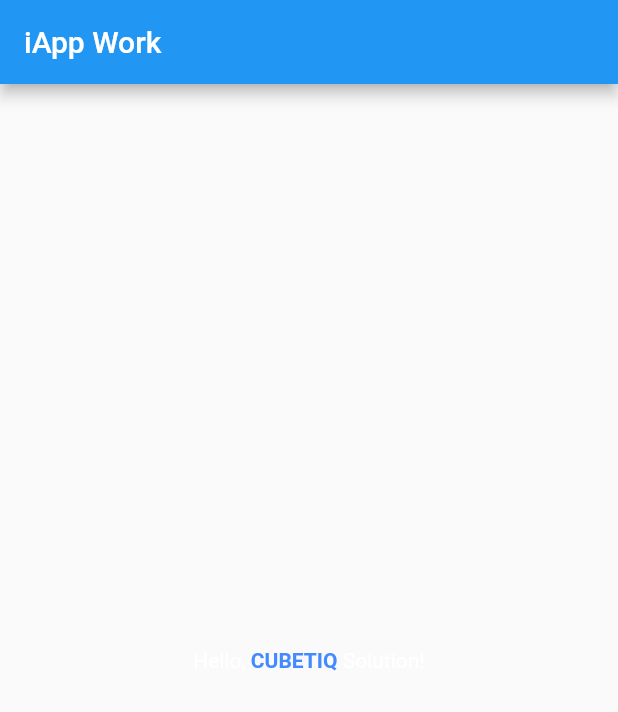
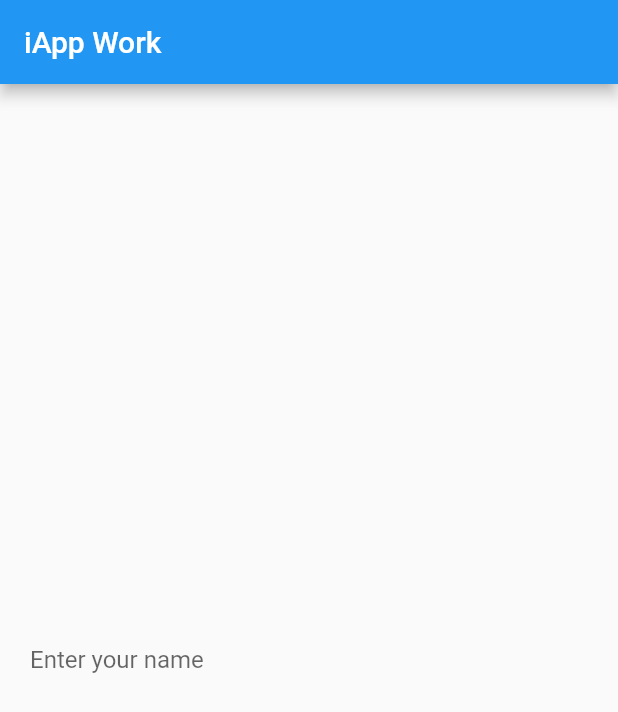
Before and after one commit to CUBETIQ/flutter-classrom-iapp, a Flutter app: the screen it shows after launch, on a phone screen of 412 x 824 dp. Shown: the top 712 px of the screen. Run offline on Flutter 3.47's test engine with Material 2 defaults, Android fonts, the phone set to English and light mode, and no system bars.

Commit message:
add TextField

```diff
--- a/lib/main.dart
+++ b/lib/main.dart
@@ -13,23 +13,14 @@ class MyApp extends StatelessWidget {
         ),
         body: Container(
           alignment: Alignment.center,
-          child: RichText(
-            text: TextSpan(
-              text: "Hello, ", // default text color is white
-              style: DefaultTextStyle.of(context).style, // get default style from current context, text color is white
-              children: <TextSpan>[
-                TextSpan(
-                  text: "CUBETIQ ",
-                  style: TextStyle(
-                    color: Colors.blueAccent,
-                    fontWeight: FontWeight.bold
-                  )
-                ),
-                TextSpan(
-                  text: "Solution!", // default text color is white from default context
-                )
-              ]
-            )
+          child: Padding(
+            padding: EdgeInsets.all(20.0),
+            child: TextField(
+              decoration: InputDecoration(
+                border: InputBorder.none, // remove default input border
+                hintText: "Enter your name" // placeholder of input
+              ),
+            ),
           )
         ),
       ),
```
